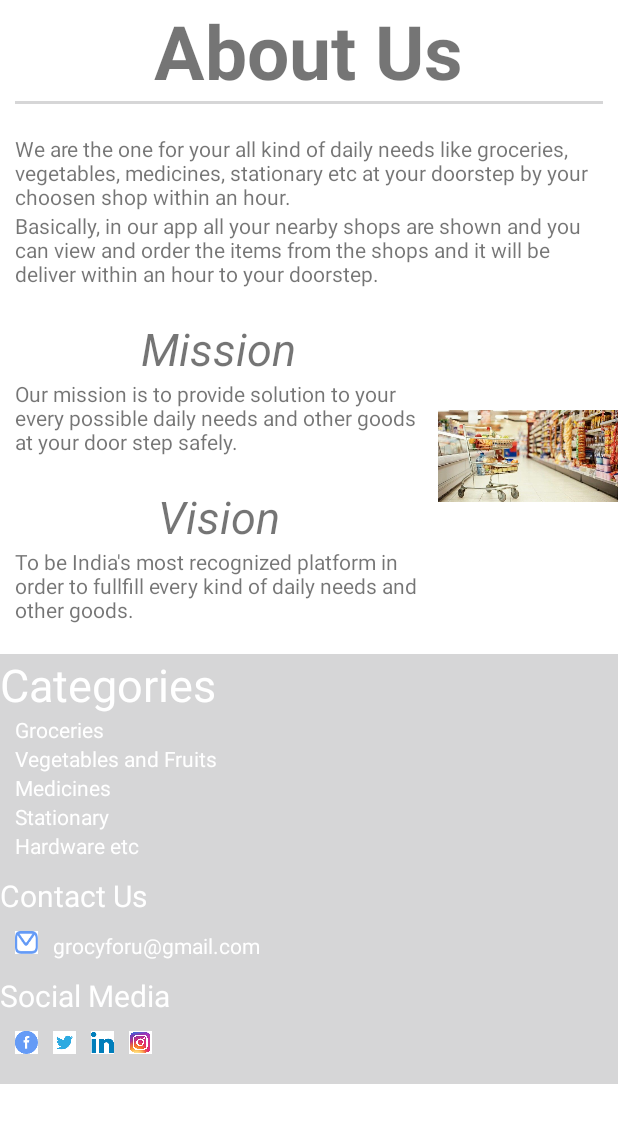
After one commit to tapanyadav/Grocy, an Android app: the AboutActivity screen opened directly, with no data from a screen before it, on a phone screen of 412 x 824 dp. The commit adds this screen. Shown: the top 1123 px of the screen. Run offline under Robolectric (Android 15) with nearby library versions, the phone set to English and light mode, and no system bars.

Commit message:
Added about page and logout alert dialog box.

```diff
--- a/app/src/main/AndroidManifest.xml
+++ b/app/src/main/AndroidManifest.xml
@@ -16,6 +16,7 @@
         android:theme="@style/AppTheme"
         android:usesCleartextTraffic="true"
         tools:targetApi="m">
+        <activity android:name=".activities.AboutActivity"></activity>
         <activity
             android:name=".activities.CategoriesDetailsActivity"
             android:hardwareAccelerated="true" />
--- a/app/src/main/java/com/example/grocy/Adapters/ShopsAdapter.java
+++ b/app/src/main/java/com/example/grocy/Adapters/ShopsAdapter.java
@@ -46,7 +46,7 @@ public class ShopsAdapter extends FirestoreRecyclerAdapter<ShopsModel, ShopsAdap
         holder.textViewShopOff.setText(model.getShopOff());
         holder.textViewShopLimits.setText(model.getShopLimits());
         holder.textViewShopStatus.setText(model.getShopStatus());
-        holder.textViewShopRating.setText(model.getShopRating());
+        holder.textViewShopRating.setText(""+model.getShopRating());
         holder.textViewShopAddress.setText(model.getShopAddress());
         holder.textViewShopName.setText(model.getShopName());
     }
--- a/app/src/main/java/com/example/grocy/Models/ShopsModel.java
+++ b/app/src/main/java/com/example/grocy/Models/ShopsModel.java
@@ -2,13 +2,14 @@ package com.example.grocy.Models;
 
 public class ShopsModel {
     private String shopImage, shopStatusBackground;
-    private String shopName, shopAddress, shopOff, shopLimits, shopStatus, shopCategory, shopRating, shopType;
+    private String shopName, shopAddress, shopOff, shopLimits, shopStatus, shopCategory, shopType;
+    private double shopRating;
 
     ShopsModel() {
 
     }
 
-    ShopsModel(String shopImage, String shopStatusBackground, String shopName, String shopAddress, String shopOff, String shopLimits, String shopStatus, String shopCategory, String shopRating, String shopType) {
+    ShopsModel(String shopImage, String shopStatusBackground, String shopName, String shopAddress, String shopOff, String shopLimits, String shopStatus, String shopCategory, double shopRating, String shopType) {
         this.shopImage = shopImage;
         this.shopStatusBackground = shopStatusBackground;
         this.shopName = shopName;
@@ -85,11 +86,11 @@ public class ShopsModel {
         this.shopCategory = shopCategory;
     }
 
-    public String getShopRating() {
+    public double getShopRating() {
         return shopRating;
     }
 
-    public void setShopRating(String shopRating) {
+    public void setShopRating(double shopRating) {
         this.shopRating = shopRating;
     }
 
--- /dev/null
+++ b/app/src/main/java/com/example/grocy/activities/AboutActivity.java
@@ -0,0 +1,48 @@
+package com.example.grocy.activities;
+
+import androidx.appcompat.app.AppCompatActivity;
+
+import com.example.grocy.R;
+
+import android.content.Intent;
+import android.net.Uri;
+import android.os.Bundle;
+import android.view.View;
+
+public class AboutActivity extends AppCompatActivity {
+
+    @Override
+    protected void onCreate(Bundle savedInstanceState) {
+        super.onCreate(savedInstanceState);
+        setContentView(R.layout.activity_about);
+        findViewById(R.id.btn_fb).setOnClickListener(new View.OnClickListener() {
+            @Override
+            public void onClick(View view) {
+                clicked_btn("https://m.facebook.com/utkarsh.gupta.319452");
+            }
+        });
+        findViewById(R.id.btn_twitter).setOnClickListener(new View.OnClickListener() {
+            @Override
+            public void onClick(View view) {
+                clicked_btn("https:/twitter.com/Utkarsh080?s=09");
+            }
+        });
+        findViewById(R.id.btn_insta).setOnClickListener(new View.OnClickListener() {
+            @Override
+            public void onClick(View view) {
+                clicked_btn("https://instagram.com/speedster1001");
+            }
+        });
+        findViewById(R.id.btn_linkedin).setOnClickListener(new View.OnClickListener() {
+            @Override
+            public void onClick(View view) {
+                clicked_btn("https://www.linkedin.com/in/utkarsh-gupta-396a49168");
+            }
+        });
+    }
+    public void clicked_btn(String url){
+        Intent intent=new Intent(Intent.ACTION_VIEW);
+        intent.setData(Uri.parse(url));
+        startActivity(intent);
+    }
+}
--- a/app/src/main/java/com/example/grocy/activities/MainActivity.java
+++ b/app/src/main/java/com/example/grocy/activities/MainActivity.java
@@ -3,6 +3,7 @@ package com.example.grocy.activities;
 import android.Manifest;
 import android.annotation.SuppressLint;
 import android.app.Dialog;
+import android.content.DialogInterface;
 import android.content.Intent;
 import android.content.pm.PackageManager;
 import android.location.Address;
@@ -303,11 +304,24 @@ public class MainActivity extends AppCompatActivity implements NavigationView.On
                 return true;
             case R.id.about:
                 Toast.makeText(this, "About is clicked!", Toast.LENGTH_SHORT).show();
+                Intent intent=new Intent(this, AboutActivity.class);
+                startActivity(intent);
                 return true;
             case R.id.feedback:
                 Toast.makeText(this, "Give your feedback here!", Toast.LENGTH_SHORT).show();
                 return true;
             case R.id.log_out:
+                AlertDialog.Builder builder=new AlertDialog.Builder(MainActivity.this);
+                builder.setMessage("Are you sure want to logout")
+                        .setPositiveButton("OK", new DialogInterface.OnClickListener() {
+                            @Override
+                            public void onClick(DialogInterface dialogInterface, int i) {
+                                logOut();
+                            }
+                        }).setNegativeButton("Cancel", null);
+
+                AlertDialog alert =builder.create();
+                alert.show();
                 logOut();
                 return true;
 
--- /dev/null
+++ b/app/src/main/res/layout/activity_about.xml
@@ -0,0 +1,254 @@
+<?xml version="1.0" encoding="utf-8"?>
+<LinearLayout xmlns:android="http://schemas.android.com/apk/res/android"
+    xmlns:app="http://schemas.android.com/apk/res-auto"
+    xmlns:tools="http://schemas.android.com/tools"
+    android:layout_width="match_parent"
+    android:layout_height="wrap_content"
+    android:background="#FFFFFF"
+    android:baselineAligned="true"
+    android:orientation="vertical"
+    tools:context=".activities.AboutActivity">
+
+    <TextView
+        android:id="@+id/textView"
+        android:layout_width="wrap_content"
+        android:layout_height="wrap_content"
+        android:text="About Us"
+        android:layout_gravity="center"
+        android:textStyle="bold"
+        android:textSize="50sp"/>
+    <View
+        android:id="@+id/view"
+        android:layout_width="match_parent"
+        android:layout_height="2dp"
+        android:layout_marginStart="10dp"
+        android:layout_marginEnd="10dp"
+        android:background="@color/places_text_black_alpha_26"
+        android:layout_weight="1" />
+    <TextView
+        android:id="@+id/textView1"
+        android:layout_width="wrap_content"
+        android:layout_height="wrap_content"
+        android:layout_marginTop="20sp"
+        android:layout_marginStart="10dp"
+        android:layout_marginEnd="10dp"
+        android:text="We are the one for your all kind of daily needs like groceries, vegetables, medicines, stationary etc at your doorstep by your choosen shop within an hour." />
+    <TextView
+        android:id="@+id/textView2"
+        android:layout_width="wrap_content"
+        android:layout_height="wrap_content"
+        android:layout_marginStart="10dp"
+        android:layout_marginEnd="10dp"
+        android:text="Basically, in our app all your nearby shops are shown and you can view and order the items from the shops and it will be deliver within an hour to your doorstep." />
+
+    <LinearLayout
+        android:layout_width="match_parent"
+        android:layout_height="wrap_content"
+        android:background="#FFFFFF"
+        android:baselineAligned="true"
+        android:orientation="horizontal"
+        tools:context=".activities.About">
+
+        <LinearLayout xmlns:android="http://schemas.android.com/apk/res/android"
+            xmlns:app="http://schemas.android.com/apk/res-auto"
+            xmlns:tools="http://schemas.android.com/tools"
+            android:layout_width="match_parent"
+            android:layout_height="wrap_content"
+            android:background="#FFFFFF"
+            android:baselineAligned="true"
+            android:layout_weight="1"
+            android:orientation="vertical"
+
+            tools:context=".activities.About">
+            <TextView
+                android:id="@+id/textView6"
+                android:layout_width="wrap_content"
+                android:layout_height="wrap_content"
+                android:layout_marginTop="20sp"
+                android:textSize="30dp"
+                android:textStyle="italic"
+                android:layout_gravity="center"
+                android:text="Mission" />
+
+            <TextView
+                android:id="@+id/textView3"
+                android:layout_width="match_parent"
+                android:layout_height="wrap_content"
+                android:layout_marginLeft="10dp"
+                android:text="Our mission is to provide solution to your every possible daily needs and other goods at your door step safely." />
+
+            <TextView
+                android:id="@+id/textView4"
+                android:layout_width="wrap_content"
+                android:layout_height="wrap_content"
+                android:layout_marginTop="20sp"
+                android:textSize="30dp"
+                android:layout_gravity="center"
+                android:textStyle="italic"
+                android:text="Vision" />
+            <TextView
+                android:id="@+id/textView5"
+                android:layout_width="match_parent"
+                android:layout_height="wrap_content"
+                android:layout_marginLeft="10dp"
+                android:text="To be India's most recognized platform in order to fullfill every kind of daily needs and other goods." />
+        </LinearLayout>
+
+        <ImageView
+            android:layout_width="120dp"
+            android:layout_height="match_parent"
+            app:srcCompat="@drawable/supermarket" />
+
+    </LinearLayout>
+    <LinearLayout
+        android:layout_width="match_parent"
+        android:layout_height="wrap_content"
+        android:background="#FFFFFF"
+        android:baselineAligned="true"
+        android:layout_weight="1"
+        android:orientation="vertical"
+        android:layout_marginTop="20dp"
+        android:backgroundTint="@color/quantum_grey"
+        tools:context=".activities.About">
+
+        <TextView
+            android:id="@+id/textView7"
+            android:layout_width="match_parent"
+            android:layout_height="wrap_content"
+            android:text="Categories"
+            android:textColor="@color/white"
+            android:textSize="30sp"/>
+
+        <TextView
+            android:id="@+id/textView9"
+            android:layout_width="match_parent"
+            android:layout_height="wrap_content"
+            android:text="Groceries"
+            android:layout_marginStart="10dp"
+            android:textColor="@color/white"/>
+        <TextView
+            android:id="@+id/textView10"
+            android:layout_width="match_parent"
+            android:layout_height="wrap_content"
+            android:text="Vegetables and Fruits"
+            android:layout_marginStart="10dp"
+            android:textColor="@color/white"/>
+        <TextView
+            android:id="@+id/textView11"
+            android:layout_width="match_parent"
+            android:layout_height="wrap_content"
+            android:text="Medicines"
+            android:layout_marginStart="10dp"
+            android:textColor="@color/white"/>
+        <TextView
+            android:id="@+id/textView12"
+            android:layout_width="match_parent"
+            android:layout_height="wrap_content"
+            android:text="Stationary"
+            android:layout_marginStart="10dp"
+            android:textColor="@color/white"/>
+        <TextView
+            android:id="@+id/textView13"
+            android:layout_width="match_parent"
+            android:layout_height="wrap_content"
+            android:text="Hardware etc"
+            android:layout_marginStart="10dp"
+            android:textColor="@color/white"/>
+
+
+        <TextView
+            android:id="@+id/textView15"
+            android:layout_width="match_parent"
+            android:layout_height="wrap_content"
+            android:text="Contact Us"
+            android:textColor="@color/white"
+            android:layout_marginTop="10dp"
+            android:textSize="20sp"/>
+        <LinearLayout xmlns:android="http://schemas.android.com/apk/res/android"
+            xmlns:app="http://schemas.android.com/apk/res-auto"
+            xmlns:tools="http://schemas.android.com/tools"
+            android:layout_width="match_parent"
+            android:layout_height="wrap_content"
+            android:background="#FFFFFF"
+            android:baselineAligned="true"
+            android:layout_weight="1"
+            android:orientation="horizontal"
+            android:layout_marginTop="10dp"
+            android:backgroundTint="@color/quantum_grey"
+            tools:context=".activities.About">
+            <ImageView
+                android:layout_width="15dp"
+                android:layout_height="15dp"
+                android:background="@color/white"
+                android:layout_marginStart="10dp"
+                android:scaleType="fitXY"
+                android:src="@drawable/icon_email"/>
+            <TextView
+                android:id="@+id/textView16"
+                android:layout_width="wrap_content"
+                android:layout_height="wrap_content"
+                android:text="grocyforu@gmail.com"
+                android:layout_marginLeft="10dp"
+                android:textColor="@color/white"/>
+        </LinearLayout>
+
+        <TextView
+            android:id="@+id/textView17"
+            android:layout_width="match_parent"
+            android:layout_height="wrap_content"
+            android:text="Social Media"
+            android:textColor="@color/white"
+            android:textSize="20sp"
+            android:layout_marginTop="10dp"/>
+        <LinearLayout
+            android:layout_width="match_parent"
+            android:layout_height="wrap_content"
+            android:background="#FFFFFF"
+            android:baselineAligned="true"
+            android:layout_weight="1"
+            android:orientation="horizontal"
+            android:layout_marginTop="10dp"
+            android:layout_marginBottom="20dp"
+            android:backgroundTint="@color/quantum_grey"
+            tools:context=".activities.About">
+
+            <ImageButton
+                android:id="@+id/btn_fb"
+                android:layout_width="15dp"
+                android:layout_height="15dp"
+                android:layout_marginStart="10dp"
+                android:background="@color/white"
+                android:scaleType="fitCenter"
+                android:src="@drawable/icon_fb" />
+
+            <ImageButton
+                android:id="@+id/btn_twitter"
+                android:layout_width="15dp"
+                android:layout_height="15dp"
+                android:layout_marginLeft="10dp"
+                android:background="@color/white"
+                android:scaleType="fitCenter"
+                android:src="@drawable/icon_twitter" />
+
+            <ImageButton
+                android:id="@+id/btn_linkedin"
+                android:layout_width="15dp"
+                android:layout_height="15dp"
+                android:layout_marginLeft="10dp"
+                android:background="@color/white"
+                android:scaleType="fitCenter"
+                android:src="@drawable/icon_link" />
+
+            <ImageButton
+                android:id="@+id/btn_insta"
+                android:layout_width="15dp"
+                android:layout_height="15dp"
+                android:layout_marginLeft="10dp"
+                android:background="@color/white"
+                android:scaleType="fitCenter"
+                android:src="@drawable/icon_instaa" />
+        </LinearLayout>
+
+    </LinearLayout>
+
+</LinearLayout>
```
Also changed, not shown: app/src/main/res/drawable/icon_instaa.png (added), app/src/main/res/drawable/icon_link.png (added), app/src/main/res/drawable/icon_twitter.png (added), app/src/main/res/drawable/supermarket.png (added).
